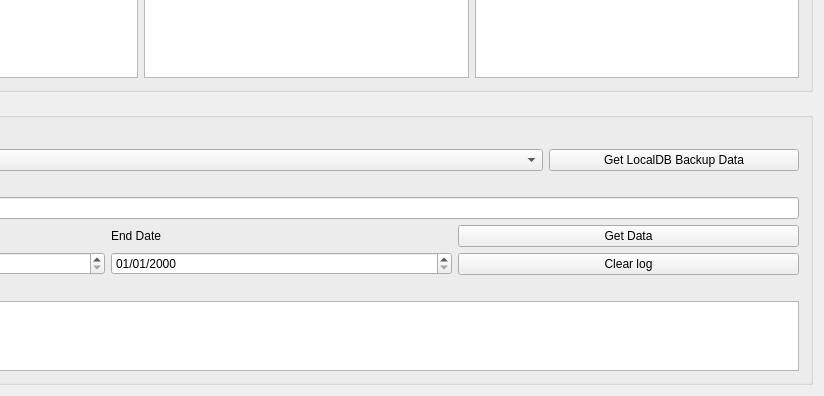
ViewMind/VMAPP, file VMTools/EyeDataAnalyzer/src/eyedataanalyzer.ui: the form before one commit; both pictures show x 261 to 1085 and y 496 to 892 of the 1085 by 892 pixel window.
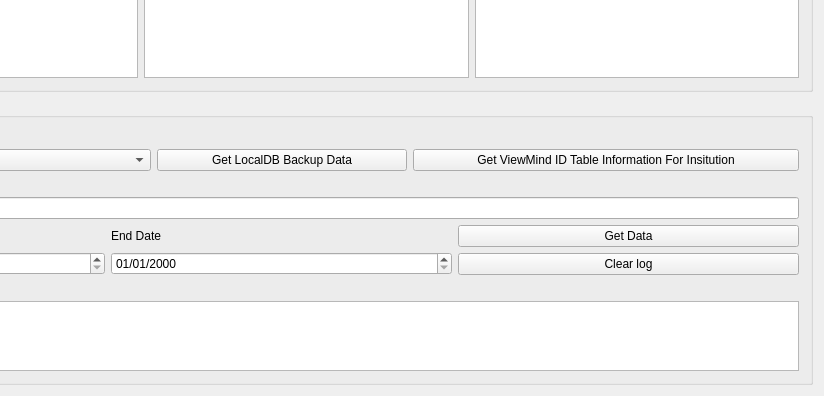
The form after the commit.

What changed in the file:
```diff
--- a/VMTools/EyeDataAnalyzer/src/eyedataanalyzer.ui
+++ b/VMTools/EyeDataAnalyzer/src/eyedataanalyzer.ui
@@ -217,6 +217,13 @@
              </property>
             </widget>
            </item>
+           <item>
+            <widget class="QPushButton" name="pbVMIDTableInfo">
+             <property name="text">
+              <string>Get ViewMind ID Table Information For Insitution</string>
+             </property>
+            </widget>
+           </item>
           </layout>
          </item>
         </layout>
```
